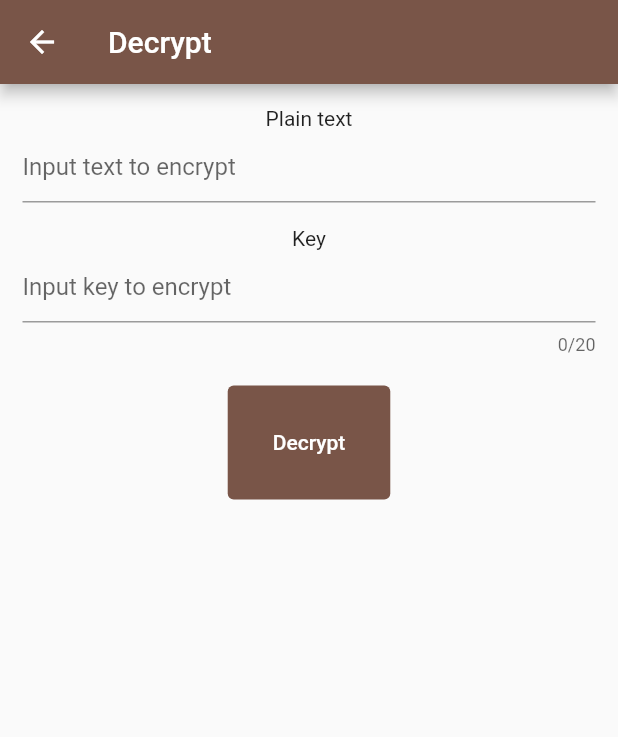
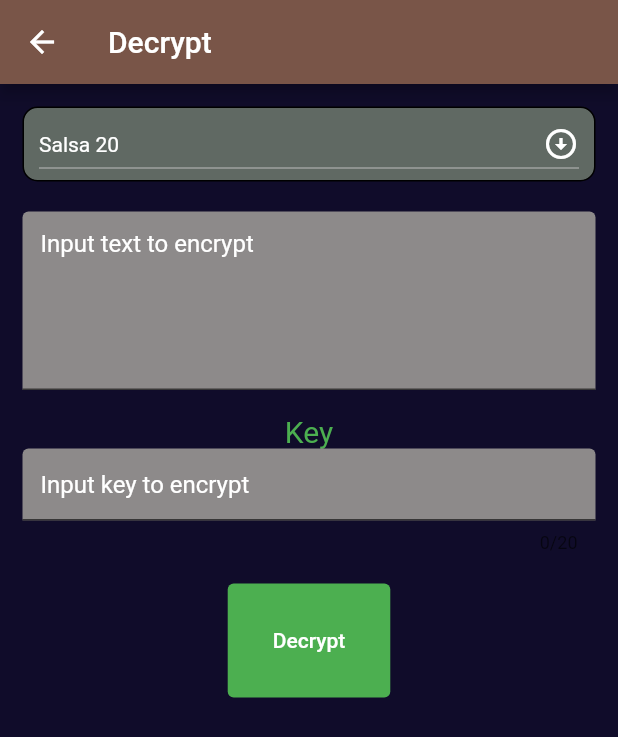
Before and after one commit to sashika20643/creepy-text, a Flutter app: the DecryptScreen screen opened directly, on a phone screen of 412 x 824 dp. Shown: the top 737 px of the screen. Run offline on Flutter 3.47's test engine with Material 2 defaults, Android fonts, the phone set to English and light mode, and no system bars; our stand-ins replace firebase_auth, firebase_core, get; missing offline and left inert: encrypt, pointycastle; accounts and stored records are empty.

Commit message:
decrypt screen changes

```diff
--- a/lib/screens/decrypt_screen.dart
+++ b/lib/screens/decrypt_screen.dart
@@ -10,7 +10,12 @@ class DecryptScreen extends StatefulWidget {
 class _DecryptScreenState extends State<DecryptScreen> {
   final GlobalKey<FormState> _formKey = GlobalKey<FormState>();
 
+  String dropdownvalue = 'Salsa 20';
   var _plaintext;
+  var items = [
+    'Salsa 20',
+    'AES',
+  ];
 
   var ekey;
   var enctext = "";
@@ -27,9 +32,23 @@ class _DecryptScreenState extends State<DecryptScreen> {
     });
   }
 
+  void decryptSalsa20() {
+    setState(() {
+      final key = Key.fromUtf8(ekey);
+      final iv = IV.fromLength(16);
+
+      final encrypter = Encrypter(Salsa20(key));
+
+      final decrypted = encrypter.decrypt64(_plaintext, iv: iv);
+
+      enctext = decrypted.toString();
+    });
+  }
+
   @override
   Widget build(BuildContext context) {
     return Scaffold(
+      backgroundColor: Color.fromARGB(255, 16, 12, 42),
       appBar: AppBar(
         title: Text("Decrypt"),
       ),
@@ -40,10 +59,55 @@ class _DecryptScreenState extends State<DecryptScreen> {
             key: _formKey,
             child: Column(
               children: [
-                Text("Plain text"),
+                Container(
+                  padding: const EdgeInsets.only(left: 10.0, right: 10.0),
+                  decoration: BoxDecoration(
+                      borderRadius: BorderRadius.circular(10.0),
+                      color: Color.fromARGB(255, 96, 105, 99),
+                      border: Border.all()),
+                  child: DropdownButton(
+                    // Initial Value
+                    value: dropdownvalue,
+
+                    // Down Arrow Icon
+                    focusColor: Colors.grey,
+                    dropdownColor: Color.fromARGB(255, 96, 105, 99),
+                    style: TextStyle(color: Colors.white),
+                    icon: Padding(
+                        //Icon at tail, arrow bottom is default icon
+                        padding: EdgeInsets.only(left: 20),
+                        child: Icon(
+                          Icons.arrow_circle_down_sharp,
+                          color: Colors.white,
+                        )),
+                    isExpanded: true,
+
+                    // Array list of items
+                    items: items.map((String items) {
+                      return DropdownMenuItem(
+                        value: items,
+                        child: Text(items),
+                      );
+                    }).toList(),
+                    // After selecting the desired option,it will
+                    // change button value to selected value
+                    onChanged: (String? newValue) {
+                      setState(() {
+                        dropdownvalue = newValue!;
+                      });
+                    },
+                  ),
+                ),
+                SizedBox(height: 20),
                 TextFormField(
-                  decoration:
-                      InputDecoration(hintText: "Input text to encrypt"),
+                  decoration: InputDecoration(
+                    hintText: "Input text to encrypt",
+                    filled: true,
+                    hintStyle:
+                        TextStyle(color: Color.fromARGB(255, 255, 255, 255)),
+                    fillColor: Color.fromARGB(255, 141, 138, 138),
+                  ),
+                  maxLines: 5,
                   validator: (text) {
                     if (text!.isEmpty) {
                       return "text cannot be empty";
@@ -55,9 +119,16 @@ class _DecryptScreenState extends State<DecryptScreen> {
                   },
                 ),
                 SizedBox(height: 16),
-                Text("Key"),
+                Text("Key",
+                    style: TextStyle(color: Colors.green, fontSize: 20)),
                 TextFormField(
-                  decoration: InputDecoration(hintText: "Input key to encrypt"),
+                  decoration: InputDecoration(
+                    hintText: "Input key to encrypt",
+                    filled: true,
+                    hintStyle:
+                        TextStyle(color: Color.fromARGB(255, 255, 255, 255)),
+                    fillColor: Color.fromARGB(255, 141, 138, 138),
+                  ),
                   maxLength: 20,
                   onSaved: (text) {
                     ekey = text;
@@ -69,7 +140,7 @@ class _DecryptScreenState extends State<DecryptScreen> {
                     padding: MaterialStateProperty.all<EdgeInsetsGeometry>(
                         EdgeInsets.all(30.0)),
                     backgroundColor:
-                        MaterialStateProperty.all<Color>(Colors.brown),
+                        MaterialStateProperty.all<Color>(Colors.green),
                     foregroundColor:
                         MaterialStateProperty.all<Color>(Colors.white),
                   ),
@@ -78,12 +149,12 @@ class _DecryptScreenState extends State<DecryptScreen> {
                       _formKey.currentState!.save();
                       encrypt();
                     }
-                    print("pressed");
                   },
                   child: Text('Decrypt'),
                 ),
                 SizedBox(height: 30),
-                SelectableText("$enctext")
+                SelectableText("$enctext",
+                    style: TextStyle(color: Colors.green, fontSize: 18))
               ],
             ),
           )
```
